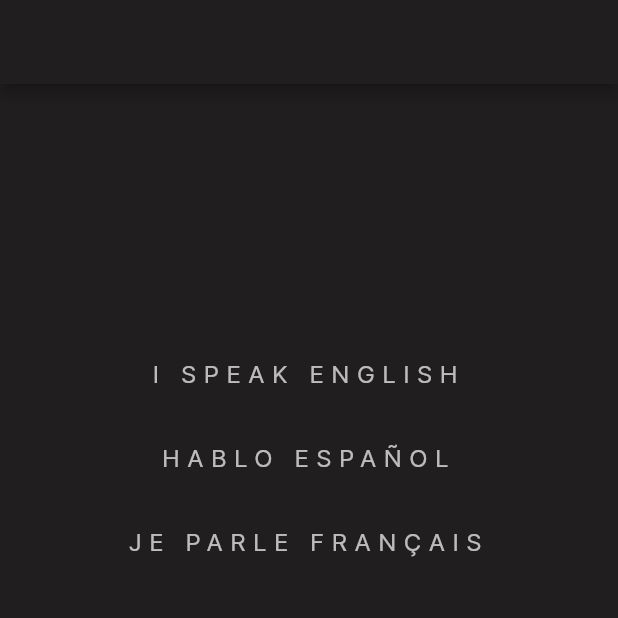
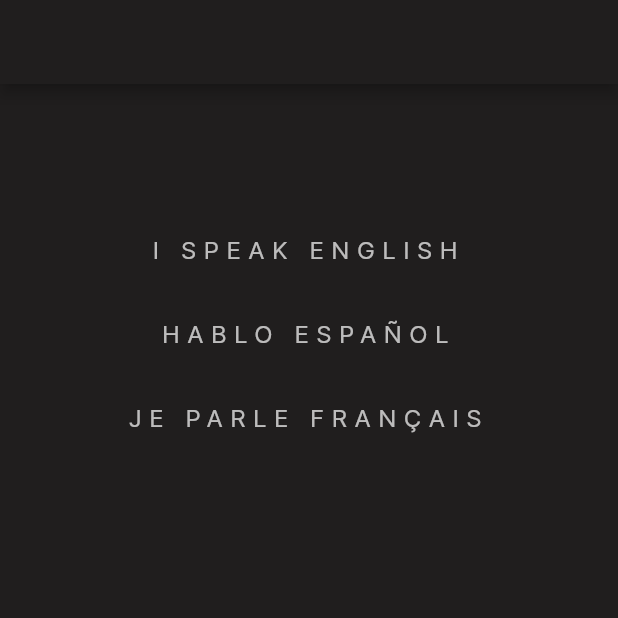
Before and after one commit to xJoyboyx/book, a Flutter app: the screen it shows after launch, on a phone screen of 412 x 824 dp, the top half of it. Run offline on Flutter 3.47's test engine with Material 2 defaults, Android fonts, the phone set to English and light mode, and no system bars; our stand-ins replace bloc, equatable, flutter_bloc, flutter_screenutil, shared_preferences, wave.

Commit message:
switch theme
change app theme

```diff
--- a/lib/presentation/pages/language/language_selection_page.dart
+++ b/lib/presentation/pages/language/language_selection_page.dart
@@ -22,7 +22,7 @@ class LanguageSelectionPage extends StatelessWidget {
       body: BlocBuilder<LanguageBloc, LanguageState>(
         builder: (context, state) {
           return Padding(
-            padding: EdgeInsets.only(top: .2.sh),
+            padding: EdgeInsets.only(top: .1.sh),
             child: ListView.builder(
               itemCount: languages
                   .length, // Asumiendo que 'languages' es una lista de todos los idiomas disponibles
--- a/lib/themes/app_themes.dart
+++ b/lib/themes/app_themes.dart
@@ -86,8 +86,8 @@ class AppThemes {
 
   //#region THEME 2
   //#region THEME 2 COLORS
-  static const primaryColorTheme2 = Color.fromRGBO(214, 207, 190, 1);
-  static const backgroundColorTheme2 = Color.fromRGBO(32, 30, 30, 1);
+  static const primaryColorTheme2 = Color.fromRGBO(232, 204, 127, 1.0);
+  static const backgroundColorTheme2 = Color.fromRGBO(74, 64, 64, 1.0);
   static const accentColorTheme2 = Color.fromRGBO(149, 149, 149, 1);
   static const dimensionsColorsTheme2 = [
     Color.fromRGBO(214, 207, 190, 1),
@@ -107,13 +107,13 @@ class AppThemes {
   //region THEME 1 COLOR SCHEME
   static const ColorScheme theme2ColorScheme = ColorScheme(
       brightness: Brightness.light,
-      primary: Colors.white,
+      primary: primaryColorTheme2,
       onPrimary: Colors.black54,
       secondary: Color.fromRGBO(214, 214, 214, 100),
       onSecondary: Colors.black87,
       error: Colors.redAccent,
       onError: Colors.black87,
-      background: backgroundColorTheme1,
+      background: backgroundColorTheme2,
       onBackground: Color.fromRGBO(217, 217, 217, 1),
       surface: Color.fromRGBO(149, 149, 149, 100),
       onSurface: Color.fromRGBO(190, 190, 190, 100));
@@ -136,35 +136,31 @@ class AppThemes {
       fontSize: 32,
       fontWeight: FontWeight.w200,
       letterSpacing: 10.0,
-  );
+      color: primaryColorTheme2);
   static const TextStyle displayMedium2 = TextStyle(
       fontSize: 16,
       fontWeight: FontWeight.w400,
       letterSpacing: 5.0,
-  );
+      color: primaryColorTheme2);
   static const TextStyle titleLarge2 = TextStyle(
     fontSize: 26,
     fontWeight: FontWeight.w800,
-    color: primaryColorTheme1,
+    color: primaryColorTheme2,
   );
   static const TextStyle titleLMedium2 = TextStyle(
     fontSize: 22,
     fontWeight: FontWeight.w800,
-    color: primaryColorTheme1,
+    color: primaryColorTheme2,
   );
   static const TextStyle bodyMedium2 = TextStyle(
-    fontSize: 20,
-    fontWeight: FontWeight.w400,
-  );
+      fontSize: 20, fontWeight: FontWeight.w400, color: primaryColorTheme2);
   static const TextStyle bodyLarge2 = TextStyle(
-    fontSize: 20,
-    fontWeight: FontWeight.w400,
-  );
+      fontSize: 20, fontWeight: FontWeight.w400, color: primaryColorTheme2);
 
   //#endregion
   static final ThemeData theme2 = ThemeData(
-    textTheme: textTheme1,
-    colorScheme: theme1ColorScheme,
+    textTheme: textTheme2,
+    colorScheme: theme2ColorScheme,
   );
 //#endregion
 
```
Also changed, not shown: lib/presentation/pages/settings/settings_page.dart (+34 -25 lines). Lines whose indentation alone changed are shown as unchanged.
